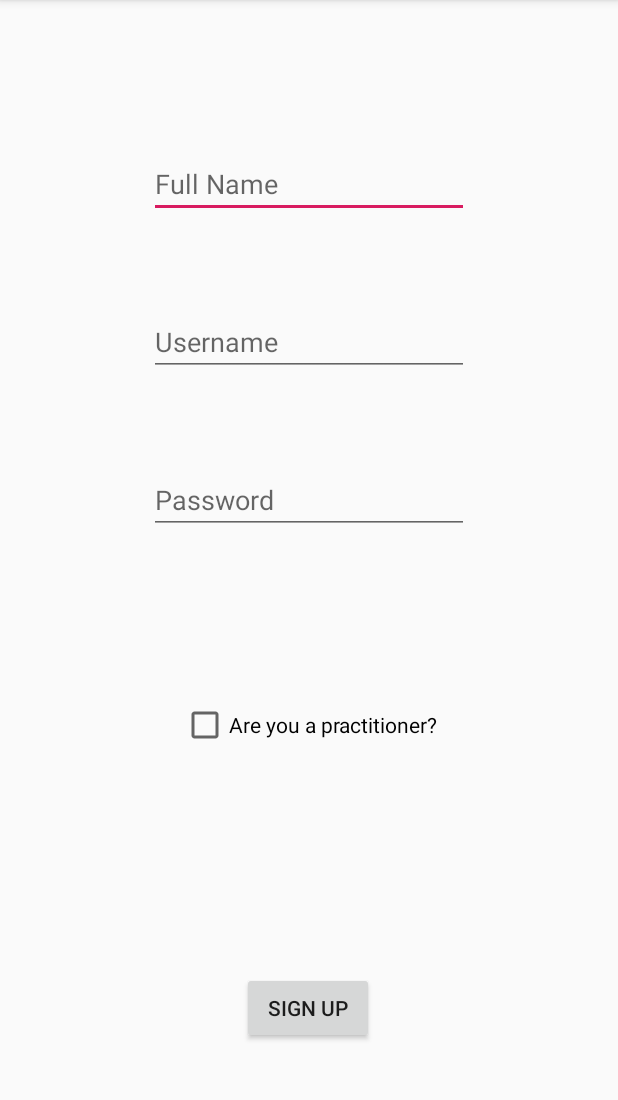
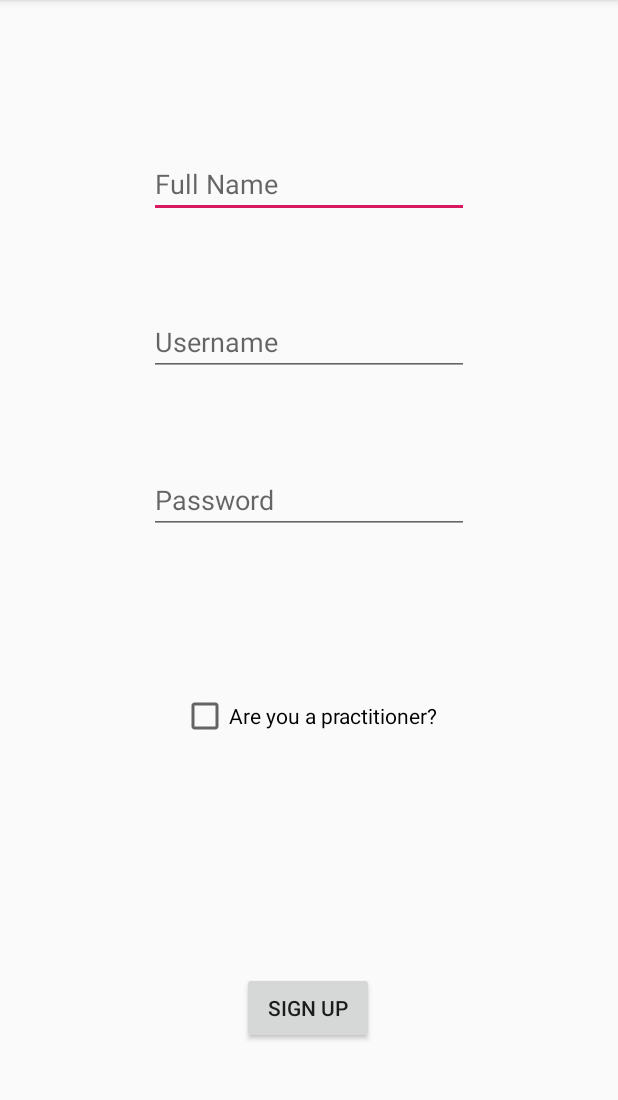
Before and after one commit to DLabbate/TalkItOut, an Android app: the registerActivity screen opened directly, with no data from a screen before it, on a phone screen of 412 x 824 dp, the part 84-1184 px from its top. Run offline under Robolectric (Android 15) with nearby library versions, the phone set to English and light mode, and no system bars.

Commit message:
Added check box to main register activity.

```diff
--- a/app/src/main/res/layout/activity_register.xml
+++ b/app/src/main/res/layout/activity_register.xml
@@ -53,7 +53,7 @@
         app:layout_constraintStart_toStartOf="parent" />
 
     <CheckBox
-        android:id="@+id/checkBox"
+        android:id="@+id/usercheckBox"
         android:layout_width="wrap_content"
         android:layout_height="wrap_content"
         android:layout_marginTop="16dp"
@@ -62,5 +62,5 @@
         app:layout_constraintEnd_toEndOf="parent"
         app:layout_constraintStart_toStartOf="parent"
         app:layout_constraintTop_toBottomOf="@+id/passwordEditText"
-        app:layout_constraintVertical_bias="0.392" />
+        app:layout_constraintVertical_bias="0.367" />
 </androidx.constraintlayout.widget.ConstraintLayout>
```
